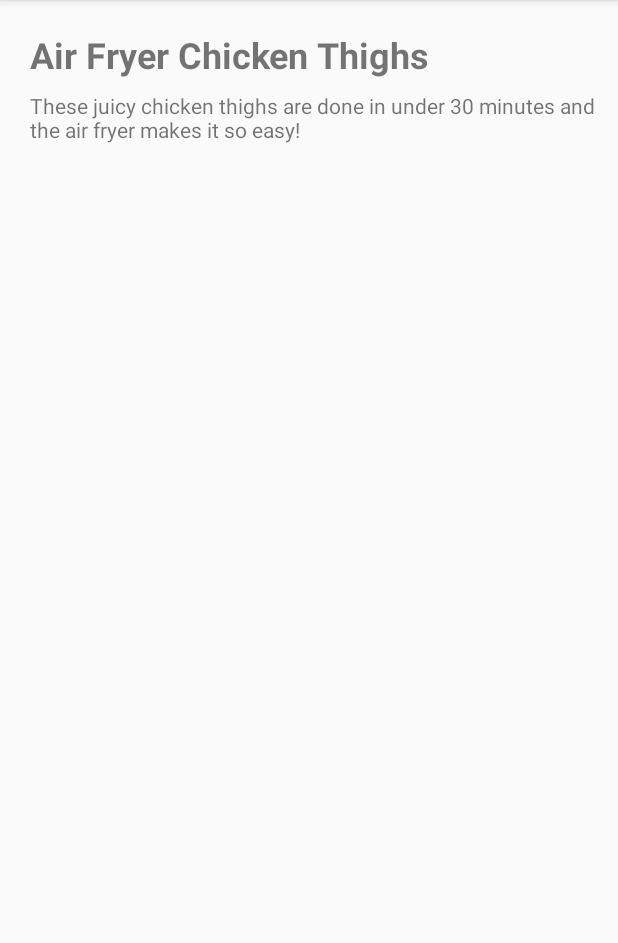
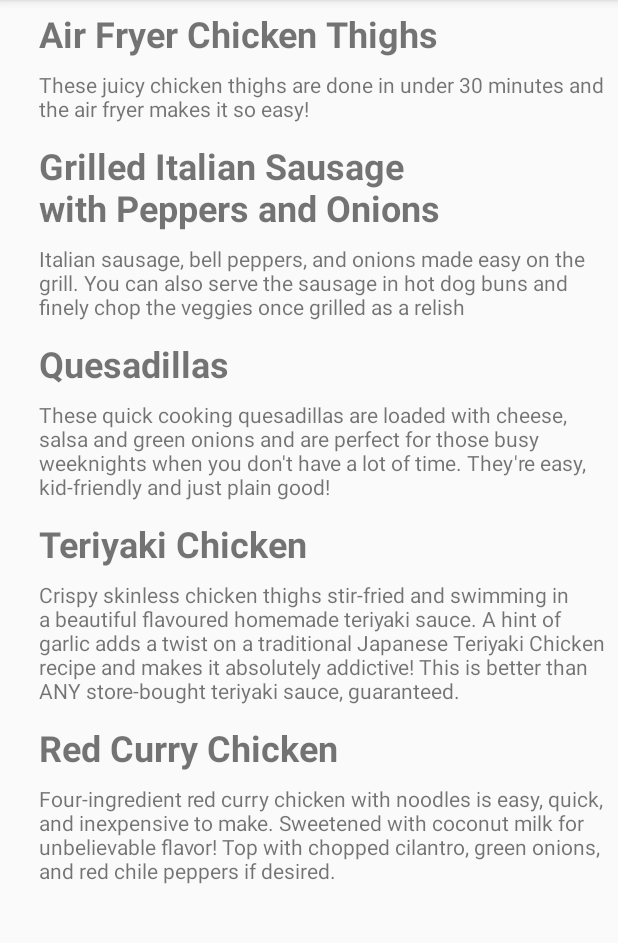
Before and after one commit to thapaking051/Assignment4, an Android app: the screen it shows after launch (MainActivity), on a phone screen of 412 x 824 dp, the part 84-1027 px from its top. Run offline under Robolectric (Android 15) with nearby library versions, the phone set to English and light mode, and no system bars.

Commit message:
final changes

```diff
--- a/app/src/main/java/com/example/assignment4/RecipeAdapter.java
+++ b/app/src/main/java/com/example/assignment4/RecipeAdapter.java
@@ -38,16 +38,10 @@ public class RecipeAdapter extends RecyclerView.Adapter<RecipeAdapter.RecipeView
             int rPosition = getLayoutPosition();
             String element = rList.get(rPosition);
 
-            // Switch to other page when user clicks on recycle item
             Intent intent = new Intent(context, RecipePage.class);
             intent.putExtra("recipe", element);
 
             context.startActivity(intent);
-
-//            rWordList.set(rPosition, "Clicked! " + element);
-//            // Notify the adapter, that the data has changed so it can
-//            // update the RecyclerView to display the data.
-//            rAdapter.notifyDataSetChanged();
         }
     }
 
--- a/app/src/main/res/layout/activity_main.xml
+++ b/app/src/main/res/layout/activity_main.xml
@@ -9,7 +9,5 @@
     <androidx.recyclerview.widget.RecyclerView
         android:id="@+id/recycleView"
         android:layout_width="match_parent"
-        android:layout_height="match_parent"
-        app:layout_constraintStart_toStartOf="parent"
-        app:layout_constraintTop_toTopOf="parent" />
+        android:layout_height="match_parent" />
 </androidx.constraintlayout.widget.ConstraintLayout>
--- a/app/src/main/res/layout/recipelist_item.xml
+++ b/app/src/main/res/layout/recipelist_item.xml
@@ -1,22 +1,18 @@
 <?xml version="1.0" encoding="utf-8"?>
-<androidx.constraintlayout.widget.ConstraintLayout xmlns:android="http://schemas.android.com/apk/res/android"
+<LinearLayout xmlns:android="http://schemas.android.com/apk/res/android"
     xmlns:app="http://schemas.android.com/apk/res-auto"
     xmlns:tools="http://schemas.android.com/tools"
     android:layout_width="match_parent"
-    android:layout_height="match_parent">
+    android:layout_height="wrap_content"
+    android:orientation="vertical"
+    android:padding="6dp">
 
-    <TextView
-        android:id="@+id/recipeTitle"
-        style="@style/titleMain"
-        app:layout_constraintBottom_toBottomOf="parent"
-        app:layout_constraintStart_toStartOf="parent"
-        app:layout_constraintTop_toTopOf="parent"
-        app:layout_constraintVertical_bias="0.027" />
+    <TextView android:id="@+id/recipeTitle"
+        style="@style/titleMain" />
 
     <TextView
         android:id="@+id/recipeDescription"
         style="@style/multiLineText"
-        android:layout_marginTop="8dp"
-        app:layout_constraintStart_toStartOf="parent"
-        app:layout_constraintTop_toBottomOf="@+id/recipeTitle" />
-</androidx.constraintlayout.widget.ConstraintLayout>
+        android:layout_marginTop="8dp" />
+
+</LinearLayout>
--- a/app/src/main/res/values/strings.xml
+++ b/app/src/main/res/values/strings.xml
@@ -95,5 +95,4 @@
         3: Reduce skillet heat to simmer. Add the noodles and let simmer until flavors are absorbed, about 5 minutes. Divide chicken and noodles among individual serving bowls.\n
     </string>
     <string name="foodImage">Food</string>
-    <string name="textview">TextView</string>
 </resources>
```
Also changed, not shown: app/src/main/res/values/styles.xml (line endings or trailing spaces).
